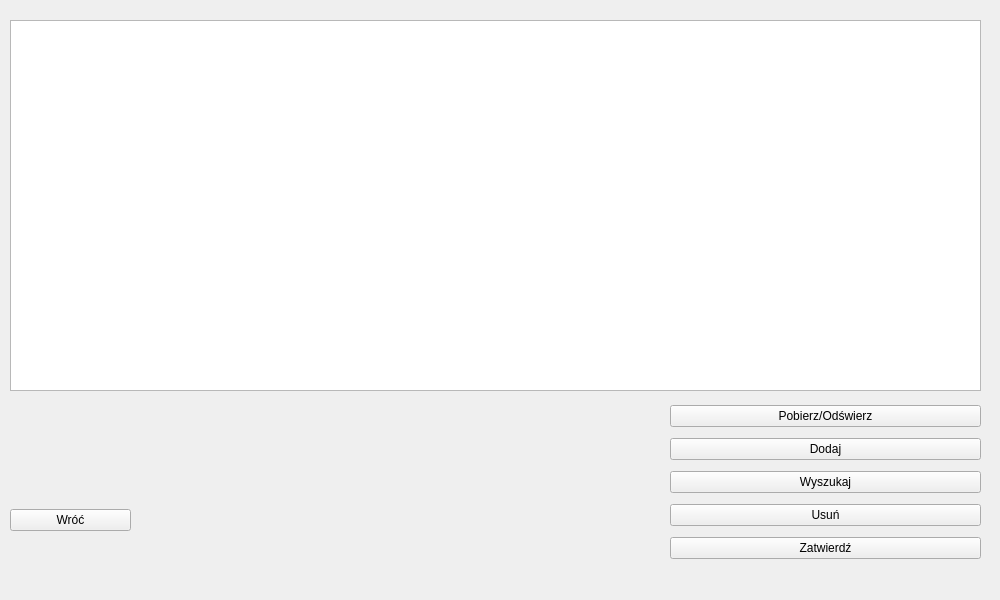
This is przegladarkiRozlaczne/aktywnepromocje.ui in margap1998/Bazy-danych-taxi as Qt 5 draws it before an edit. The edited form follows.
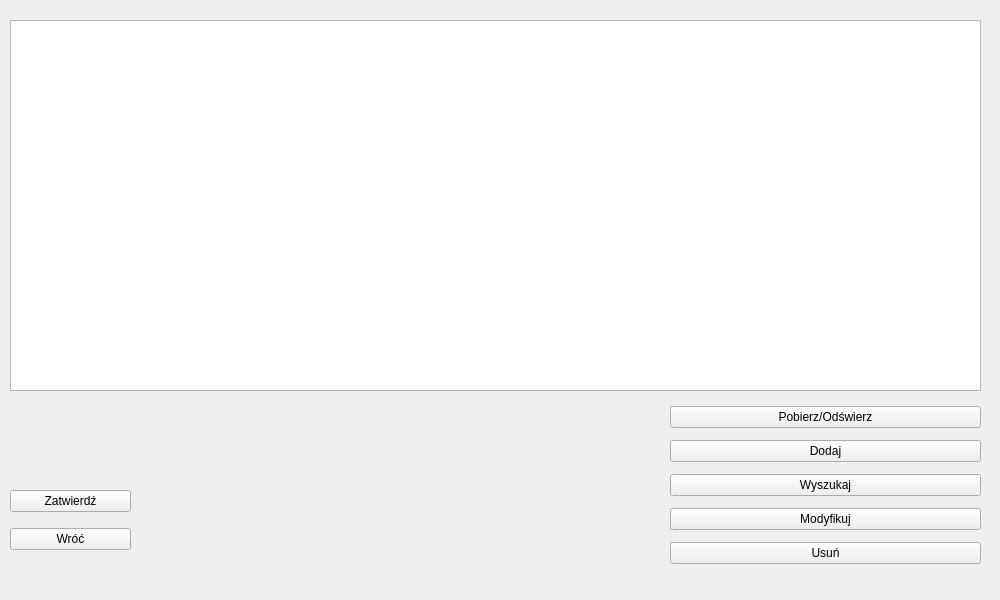
This is the edited form.

Diff of the .ui file:
```diff
--- a/przegladarkiRozlaczne/aktywnepromocje.ui
+++ b/przegladarkiRozlaczne/aktywnepromocje.ui
@@ -56,6 +56,13 @@
     </rect>
    </property>
    <layout class="QVBoxLayout" name="verticalLayout_3">
+    <item>
+     <widget class="QPushButton" name="ZatwierdzButton_2">
+      <property name="text">
+       <string>Zatwierdź</string>
+      </property>
+     </widget>
+    </item>
     <item>
      <widget class="QPushButton" name="WrocButton_2">
       <property name="text">
@@ -71,7 +78,7 @@
      <x>670</x>
      <y>400</y>
      <width>311</width>
-     <height>166</height>
+     <height>174</height>
     </rect>
    </property>
    <layout class="QVBoxLayout" name="verticalLayout_4">
@@ -96,6 +103,13 @@
       </property>
      </widget>
     </item>
+    <item>
+     <widget class="QPushButton" name="modyfikuj">
+      <property name="text">
+       <string>Modyfikuj</string>
+      </property>
+     </widget>
+    </item>
     <item>
      <widget class="QPushButton" name="UsunButton">
       <property name="text">
@@ -103,13 +117,6 @@
       </property>
      </widget>
     </item>
-    <item>
-     <widget class="QPushButton" name="ZatwierdzButton_2">
-      <property name="text">
-       <string>Zatwierdź</string>
-      </property>
-     </widget>
-    </item>
    </layout>
   </widget>
  </widget>
```
